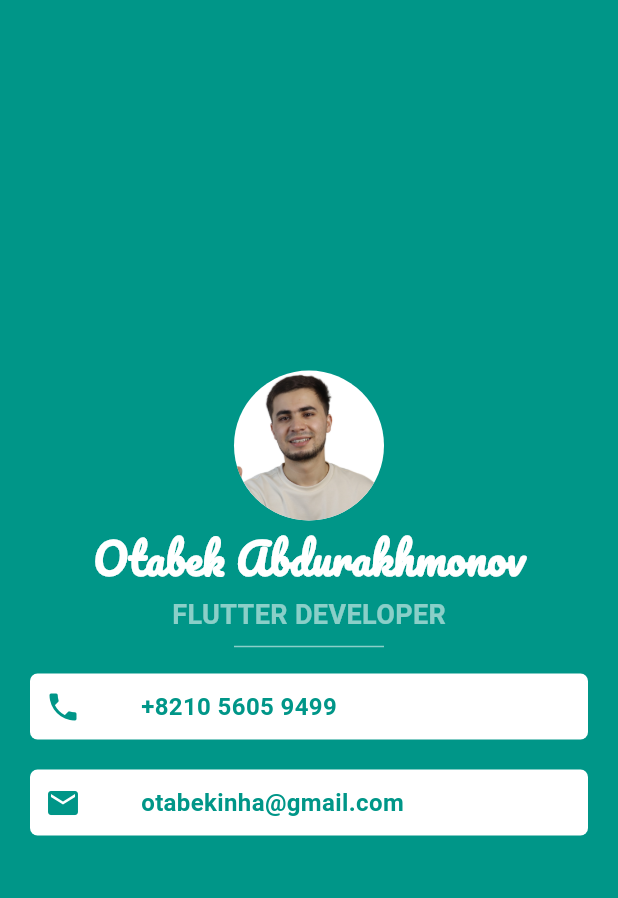
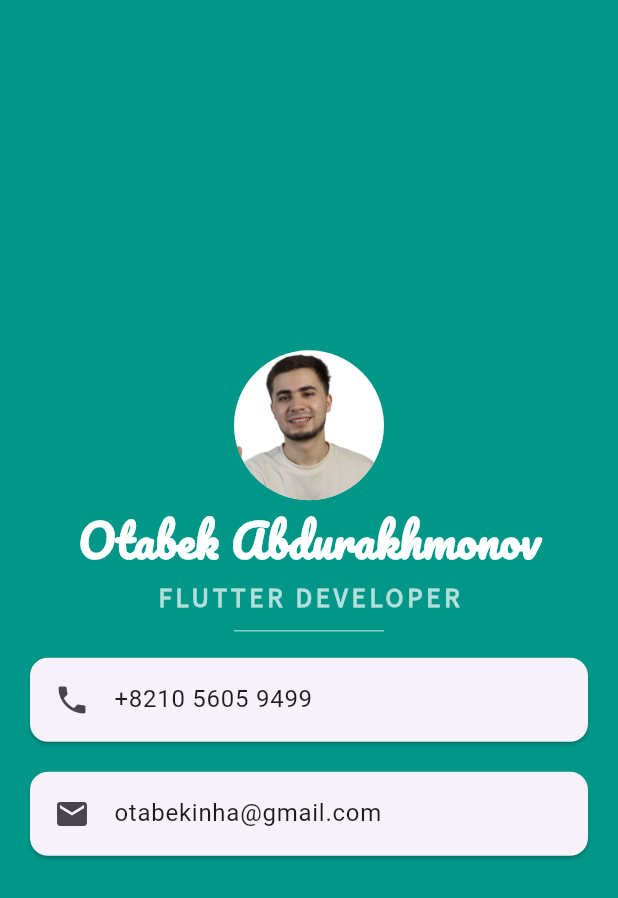
Before and after one commit to otabekinha/flutter_mi_card, a Flutter app: the screen it shows after launch, on a phone screen of 412 x 824 dp. Shown: the top 898 px of the screen. Run offline on Flutter 3.47's test engine with Material 3 defaults, Android fonts, the phone set to English and light mode, and no system bars.

Commit message:
Added new fonts and improved UI

```diff
--- a/lib/main.dart
+++ b/lib/main.dart
@@ -29,7 +29,7 @@ class MyApp extends StatelessWidget {
                   'Otabek Abdurakhmonov',
                   style: TextStyle(
                     fontFamily: 'Pacifico',
-                    fontSize: 28,
+                    fontSize: 30,
                     fontWeight: FontWeight.bold,
                     color: Colors.white,
                   ),
@@ -37,10 +37,12 @@ class MyApp extends StatelessWidget {
                 const SizedBox(height: 5),
                 Text(
                   'Flutter Developer'.toUpperCase(),
-                  style: const TextStyle(
+                  style: TextStyle(
+                    fontFamily: 'SourceSans3',
                     fontSize: 18,
+                    letterSpacing: 2.5,
                     fontWeight: FontWeight.bold,
-                    color: Colors.white54,
+                    color: Colors.teal.shade100,
                   ),
                 ),
                 Container(
@@ -50,54 +52,18 @@ class MyApp extends StatelessWidget {
                   ),
                 ),
                 const SizedBox(height: 10),
-                Container(
+                const Card(
                   margin: const EdgeInsets.symmetric(horizontal: 20),
-                  padding: const EdgeInsets.all(10),
-                  decoration: BoxDecoration(
-                    color: Colors.white,
-                    borderRadius: BorderRadius.circular(5),
-                  ),
-                  child: const Row(
-                    children: [
-                      Icon(
-                        Icons.phone,
-                        color: Colors.teal,
-                      ),
-                      SizedBox(width: 40),
-                      Text(
-                        '+8210 5605 9499',
-                        style: TextStyle(
-                          color: Colors.teal,
-                          fontSize: 16,
-                          fontWeight: FontWeight.bold,
-                        ),
-                      ),
-                    ],
+                  child: ListTile(
+                    leading: Icon(Icons.phone),
+                    title: Text('+8210 5605 9499'),
                   ),
                 ),
-                Container(
+                const Card(
                   margin: const EdgeInsets.all(20),
-                  padding: const EdgeInsets.all(10),
-                  decoration: BoxDecoration(
-                    color: Colors.white,
-                    borderRadius: BorderRadius.circular(5),
-                  ),
-                  child: const Row(
-                    children: [
-                      Icon(
-                        Icons.email,
-                        color: Colors.teal,
-                      ),
-                      SizedBox(width: 40),
-                      Text(
-                        'otabekinha@gmail.com',
-                        style: TextStyle(
-                          color: Colors.teal,
-                          fontSize: 16,
-                          fontWeight: FontWeight.bold,
-                        ),
-                      ),
-                    ],
+                  child: ListTile(
+                    leading: Icon(Icons.email),
+                    title: Text('otabekinha@gmail.com'),
                   ),
                 ),
               ],
--- a/pubspec.yaml
+++ b/pubspec.yaml
@@ -64,3 +64,6 @@ flutter:
     - family: Pacifico
       fonts:
         - asset: fonts/Pacifico-Regular.ttf
+    - family: SourceSans3
+      fonts:
+        - asset: fonts/SourceSans3-Regular.ttf
```
Also changed, not shown: fonts/SourceSans3-Regular.ttf (added).
